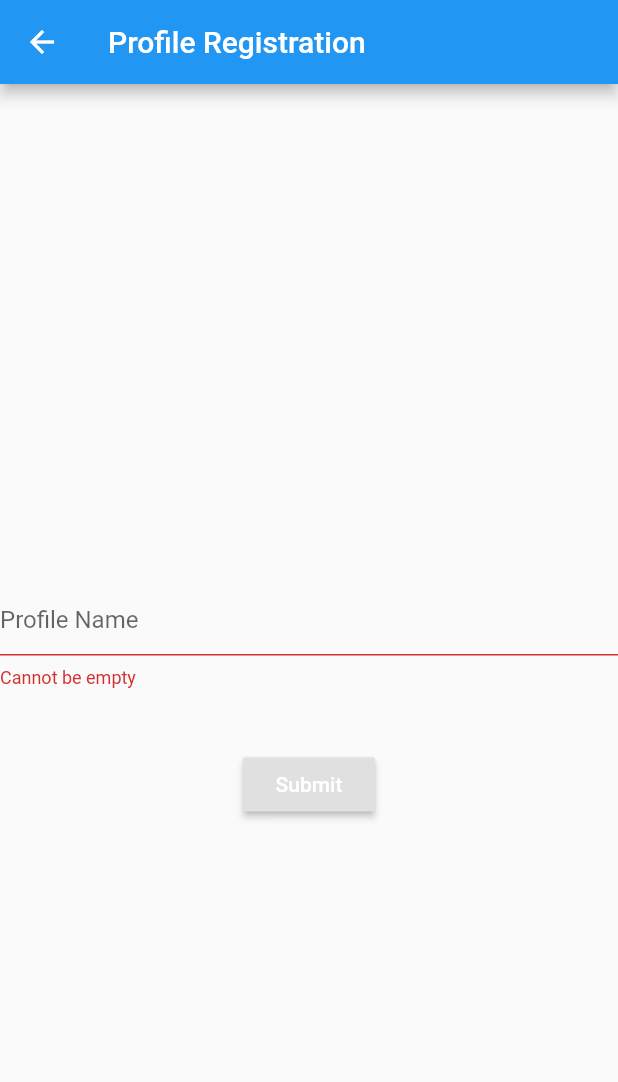
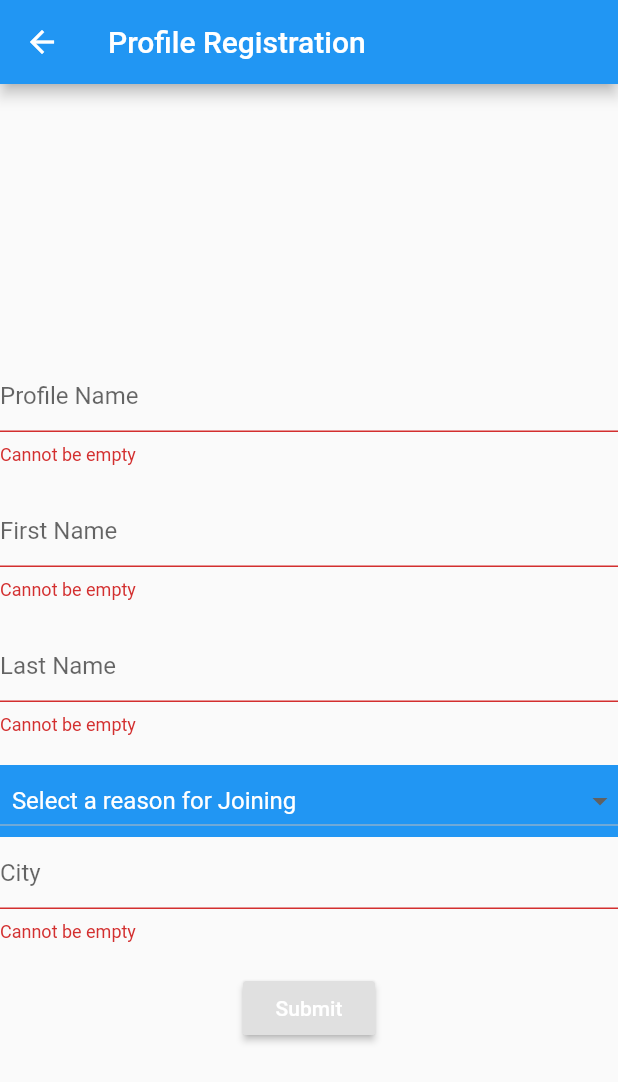
Before and after one commit to orr1nuycruz/Def-Hacks-2020, a Flutter app: the ProfileRegistration screen opened directly, after a tap on "Submit", on a phone screen of 412 x 824 dp. Shown: the top 1082 px of the screen. Run offline on Flutter 3.47's test engine with Material 2 defaults, Android fonts, the phone set to English and light mode, and no system bars; our stand-ins replace cloud_firestore, shared_preferences; missing offline and left inert: linkedin_login; accounts and stored records are empty.

Commit message:
Modified registration

```diff
--- /dev/null
+++ b/lib/data/data.dart
@@ -0,0 +1,60 @@
+import 'package:flutter/material.dart';
+
+class Data {
+  static List<DropdownMenuItem> jobPos() {
+    String _pos1 = "Medical Assistant";
+    String _pos2 = "Physician";
+    String _pos3 = "Licensed Practical Nurse";
+    String _pos4 = "Registered Nurse";
+    String _pos5 = "Doctor";
+
+    List<DropdownMenuItem> results = [
+      DropdownMenuItem(
+        value: _pos1,
+        child: Row(
+          mainAxisAlignment: MainAxisAlignment.spaceBetween,
+          children: <Widget>[
+            Text(_pos1),
+          ],
+        ),
+      ),
+      DropdownMenuItem(
+        value: _pos2,
+        child: Row(
+          mainAxisAlignment: MainAxisAlignment.spaceBetween,
+          children: <Widget>[
+            Text(_pos2),
+          ],
+        ),
+      ),
+      DropdownMenuItem(
+        value: _pos3,
+        child: Row(
+          mainAxisAlignment: MainAxisAlignment.spaceBetween,
+          children: <Widget>[
+            Text(_pos3),
+          ],
+        ),
+      ),
+      DropdownMenuItem(
+        value: _pos4,
+        child: Row(
+          mainAxisAlignment: MainAxisAlignment.spaceBetween,
+          children: <Widget>[
+            Text(_pos4),
+          ],
+        ),
+      ),
+      DropdownMenuItem(
+        value: _pos5,
+        child: Row(
+          mainAxisAlignment: MainAxisAlignment.spaceBetween,
+          children: <Widget>[
+            Text(_pos5),
+          ],
+        ),
+      ),
+    ];
+    return results;
+  }
+}
--- a/lib/model/user.dart
+++ b/lib/model/user.dart
@@ -1,4 +1,9 @@
 class User {
   static String email;
   static String profileName;
+  static String firsName;
+  static String lastName;
+  static String jobName;
+  static String location;
+
 }
--- a/lib/screens/login_registration/registration.dart
+++ b/lib/screens/login_registration/registration.dart
@@ -1,3 +1,4 @@
+import 'package:devhacks/data/data.dart';
 import 'package:devhacks/model/user.dart';
 import 'package:flutter/material.dart';
 import 'package:linkedin_login/linkedin_login.dart';
@@ -15,6 +16,9 @@ class _ProfileRegistrationState extends State<ProfileRegistration> {
 
   String getAuthEmailUser;
   TextEditingController getProfileName;
+  TextEditingController getFirstName;
+  TextEditingController getLastName;
+  TextEditingController getLocation;
 
   final databaseReference = Firestore.instance;
 
@@ -27,7 +31,13 @@ class _ProfileRegistrationState extends State<ProfileRegistration> {
 
   void createUser() async {
     databaseReference.collection("Users").document(User.email).setData(
-        {"LinkedIn Email": User.email, "Profile Name": User.profileName});
+        {
+          "LinkedIn Email": User.email,
+          "Profile Name": User.profileName,
+          "First Name" : User.firsName,
+          "Last Name" : User.lastName,
+          "Job Position": User.jobName,
+          "Location": User.location});
   }
 
   @override
@@ -71,7 +81,95 @@ class _ProfileRegistrationState extends State<ProfileRegistration> {
                 ),
               ),
               SizedBox(
-                height: 40,
+                height: 20,
+              ),
+              Flexible(
+                child: TextFormField(
+                  controller: getFirstName,
+                  decoration: InputDecoration(
+                    hintText: "First Name",
+                  ),
+                  validator: (String value) {
+                    if (value.isEmpty) {
+                      return "Cannot be empty";
+                    } else {
+                      setState(() {
+                        User.firsName = value;
+                      });
+                      return null;
+                    }
+                  },
+                ),
+              ),
+              SizedBox(
+                height: 20,
+              ),
+              Flexible(
+                child: TextFormField(
+                  controller: getLastName,
+                  decoration: InputDecoration(
+                    hintText: "Last Name",
+                  ),
+                  validator: (String value) {
+                    if (value.isEmpty) {
+                      return "Cannot be empty";
+                    } else {
+                      setState(() {
+                        User.lastName = value;
+                      });
+                      return null;
+                    }
+                  },
+                ),
+              ),
+              SizedBox(
+                height: 20,
+              ),
+              Container(
+                color: AppBarTheme.of(context).color,
+                child: DropdownButton(
+                  items: Data.jobPos(),
+                  onChanged: (value) {
+                    if (value != "") {
+                      setState(() {
+                        User.jobName= value;
+
+                      });
+                    } else {
+                      return null;
+                    }
+                  },
+                  isExpanded: true,
+                  hint: Text(
+                    User.jobName != null
+                        ? "\t\t" + User.jobName
+                        : "\t\tSelect a reason for Joining",
+                    style: TextStyle(
+                      color: Colors.white,
+                    ),
+                  ),
+                ),
+              ),
+              Flexible(
+                child: TextFormField(
+                  controller: getLocation,
+                  decoration: InputDecoration(
+                    hintText: "City",
+                  ),
+                  validator: (String value) {
+                    if (value.isEmpty) {
+                      return "Cannot be empty";
+                    } else {
+                      setState(() {
+                        User.location = value;
+                      });
+                      return null;
+                    }
+                  },
+                ),
+              ),
+              SizedBox(
+                height: 20,
               ),
               RaisedButton(
                 child: Text(
```
